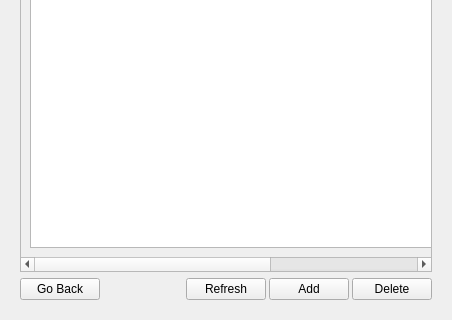
Before: the Qt Designer form mocap_manager.ui in YevheniiKovryzhenko/KGroundControl, drawn with Qt 5; both pictures show x 0 to 452 and y 150 to 470 of the 452 by 470 pixel window.
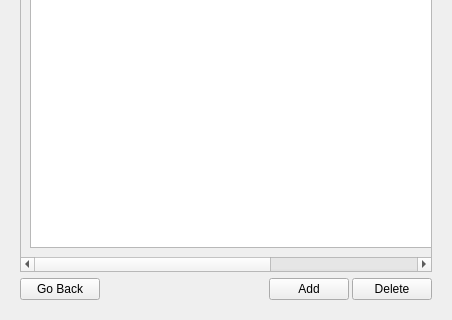
After: the same form once the commit is applied. The open tabs and pages were chosen to show the change.

Commit message:
started adding mocap relay backend
+reworked how frame ids and mavlink ids are updated
+tested basic data reception and selection updates using fake data

```diff
--- a/mocap_manager.ui
+++ b/mocap_manager.ui
@@ -2273,13 +2273,6 @@
            </property>
           </spacer>
          </item>
-         <item>
-          <widget class="QPushButton" name="btn_relay_refresh">
-           <property name="text">
-            <string>Refresh</string>
-           </property>
-          </widget>
-         </item>
          <item>
           <widget class="QPushButton" name="btn_relay_add">
            <property name="text">
```
Left out of the diff: 6 changed lines with no effect on the pictures. The commit also changes 20 other files.
